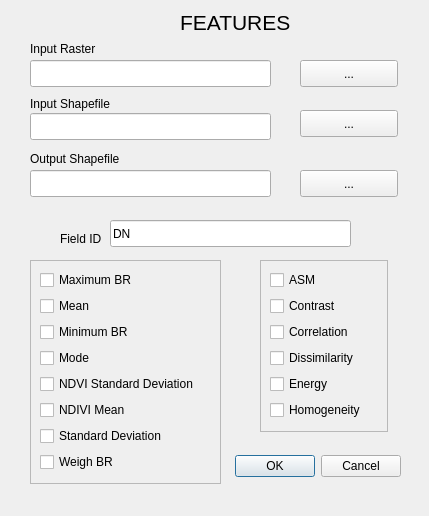
Old version of the form uis/ui_features.ui in the repository SENSUM-project/sensum_rs_qgis.
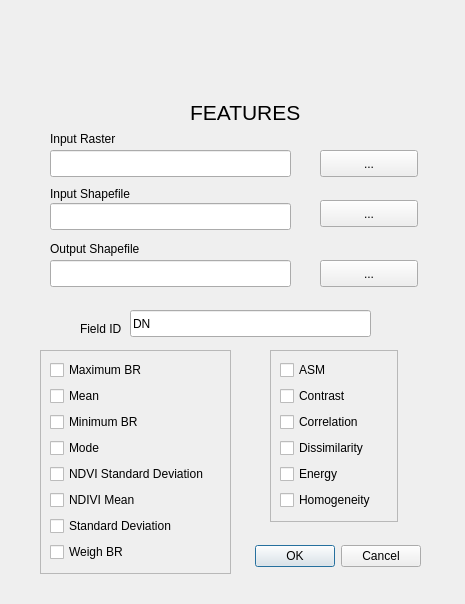
New version of the form. Icons and pictures are not drawn.

Commit message: Added Logos and new footprints version

```diff
--- a/uis/ui_features.ui
+++ b/uis/ui_features.ui
@@ -6,18 +6,30 @@
    <rect>
     <x>0</x>
     <y>0</y>
-    <width>429</width>
-    <height>516</height>
+    <width>465</width>
+    <height>604</height>
    </rect>
   </property>
+  <property name="minimumSize">
+   <size>
+    <width>465</width>
+    <height>604</height>
+   </size>
+  </property>
+  <property name="maximumSize">
+   <size>
+    <width>465</width>
+    <height>604</height>
+   </size>
+  </property>
   <property name="windowTitle">
    <string>SensumTools</string>
   </property>
   <widget class="QDialogButtonBox" name="buttonBox">
    <property name="geometry">
     <rect>
-     <x>230</x>
-     <y>450</y>
+     <x>250</x>
+     <y>540</y>
      <width>171</width>
      <height>32</height>
     </rect>
@@ -32,8 +44,8 @@
   <widget class="QLineEdit" name="lineEdit_input">
    <property name="geometry">
     <rect>
-     <x>30</x>
-     <y>60</y>
+     <x>50</x>
+     <y>150</y>
      <width>241</width>
      <height>27</height>
     </rect>
@@ -42,8 +54,8 @@
   <widget class="QLabel" name="label_input">
    <property name="geometry">
     <rect>
-     <x>30</x>
-     <y>40</y>
+     <x>50</x>
+     <y>130</y>
      <width>131</width>
      <height>17</height>
     </rect>
@@ -55,8 +67,8 @@
   <widget class="QPushButton" name="pushButton_input">
    <property name="geometry">
     <rect>
-     <x>300</x>
-     <y>60</y>
+     <x>320</x>
+     <y>150</y>
      <width>98</width>
      <height>27</height>
     </rect>
@@ -68,8 +80,8 @@
   <widget class="QLabel" name="label_training">
    <property name="geometry">
     <rect>
-     <x>30</x>
-     <y>95</y>
+     <x>50</x>
+     <y>185</y>
      <width>191</width>
      <height>17</height>
     </rect>
@@ -81,8 +93,8 @@
   <widget class="QPushButton" name="pushButton_training">
    <property name="geometry">
     <rect>
-     <x>300</x>
-     <y>110</y>
+     <x>320</x>
+     <y>200</y>
      <width>98</width>
      <height>27</height>
     </rect>
@@ -94,8 +106,8 @@
   <widget class="QLineEdit" name="lineEdit_training">
    <property name="geometry">
     <rect>
-     <x>30</x>
-     <y>113</y>
+     <x>50</x>
+     <y>203</y>
      <width>241</width>
      <height>27</height>
     </rect>
@@ -104,8 +116,8 @@
   <widget class="QLabel" name="label_title">
    <property name="geometry">
     <rect>
-     <x>180</x>
-     <y>10</y>
+     <x>190</x>
+     <y>100</y>
      <width>111</width>
      <height>21</height>
     </rect>
@@ -117,8 +129,8 @@
   <widget class="QFrame" name="frame_spectrals">
    <property name="geometry">
     <rect>
-     <x>30</x>
-     <y>260</y>
+     <x>40</x>
+     <y>350</y>
      <width>191</width>
      <height>224</height>
     </rect>
@@ -191,8 +203,8 @@
   <widget class="QFrame" name="frame_textures">
    <property name="geometry">
     <rect>
-     <x>260</x>
-     <y>260</y>
+     <x>270</x>
+     <y>350</y>
      <width>128</width>
      <height>172</height>
     </rect>
@@ -251,8 +263,8 @@
   <widget class="QLineEdit" name="lineEdit_output">
    <property name="geometry">
     <rect>
-     <x>30</x>
-     <y>170</y>
+     <x>50</x>
+     <y>260</y>
      <width>241</width>
      <height>27</height>
     </rect>
@@ -261,8 +273,8 @@
   <widget class="QPushButton" name="pushButton_output">
    <property name="geometry">
     <rect>
-     <x>300</x>
-     <y>170</y>
+     <x>320</x>
+     <y>260</y>
      <width>98</width>
      <height>27</height>
     </rect>
@@ -274,8 +286,8 @@
   <widget class="QLabel" name="label_output">
    <property name="geometry">
     <rect>
-     <x>30</x>
-     <y>150</y>
+     <x>50</x>
+     <y>240</y>
      <width>191</width>
      <height>17</height>
     </rect>
@@ -287,8 +299,8 @@
   <widget class="QLineEdit" name="lineEdit_field">
    <property name="geometry">
     <rect>
-     <x>110</x>
-     <y>220</y>
+     <x>130</x>
+     <y>310</y>
      <width>241</width>
      <height>27</height>
     </rect>
@@ -300,8 +312,8 @@
   <widget class="QLabel" name="label_id">
    <property name="geometry">
     <rect>
-     <x>60</x>
-     <y>230</y>
+     <x>80</x>
+     <y>320</y>
      <width>51</width>
      <height>17</height>
     </rect>
@@ -310,6 +322,54 @@
     <string>Field ID</string>
    </property>
   </widget>
+  <widget class="QLabel" name="logo_unipv">
+   <property name="geometry">
+    <rect>
+     <x>360</x>
+     <y>20</y>
+     <width>61</width>
+     <height>61</height>
+    </rect>
+   </property>
+   <property name="text">
+    <string/>
+   </property>
+   <property name="pixmap">
+    <pixmap>unipv.png</pixmap>
+   </property>
+  </widget>
+  <widget class="QLabel" name="logo_eucentre">
+   <property name="geometry">
+    <rect>
+     <x>160</x>
+     <y>30</y>
+     <width>181</width>
+     <height>41</height>
+    </rect>
+   </property>
+   <property name="text">
+    <string/>
+   </property>
+   <property name="pixmap">
+    <pixmap>eucentre.png</pixmap>
+   </property>
+  </widget>
+  <widget class="QLabel" name="logo_sensum">
+   <property name="geometry">
+    <rect>
+     <x>30</x>
+     <y>40</y>
+     <width>101</width>
+     <height>21</height>
+    </rect>
+   </property>
+   <property name="text">
+    <string/>
+   </property>
+   <property name="pixmap">
+    <pixmap>sensum.png</pixmap>
+   </property>
+  </widget>
  </widget>
  <resources/>
  <connections>
```
The commit also changes 32 other files.
